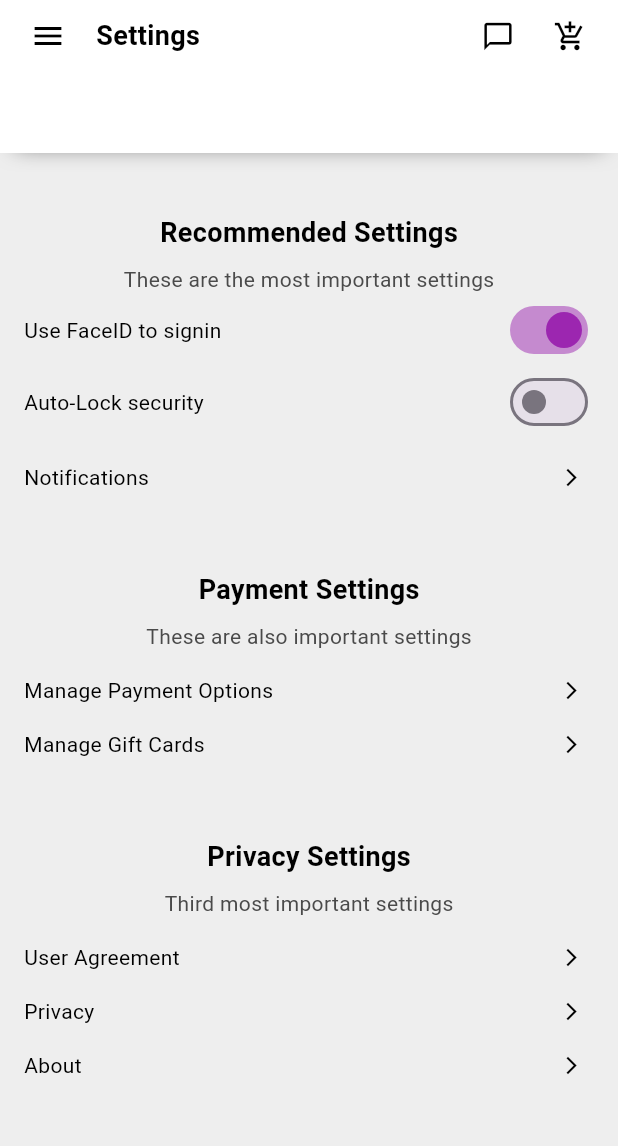
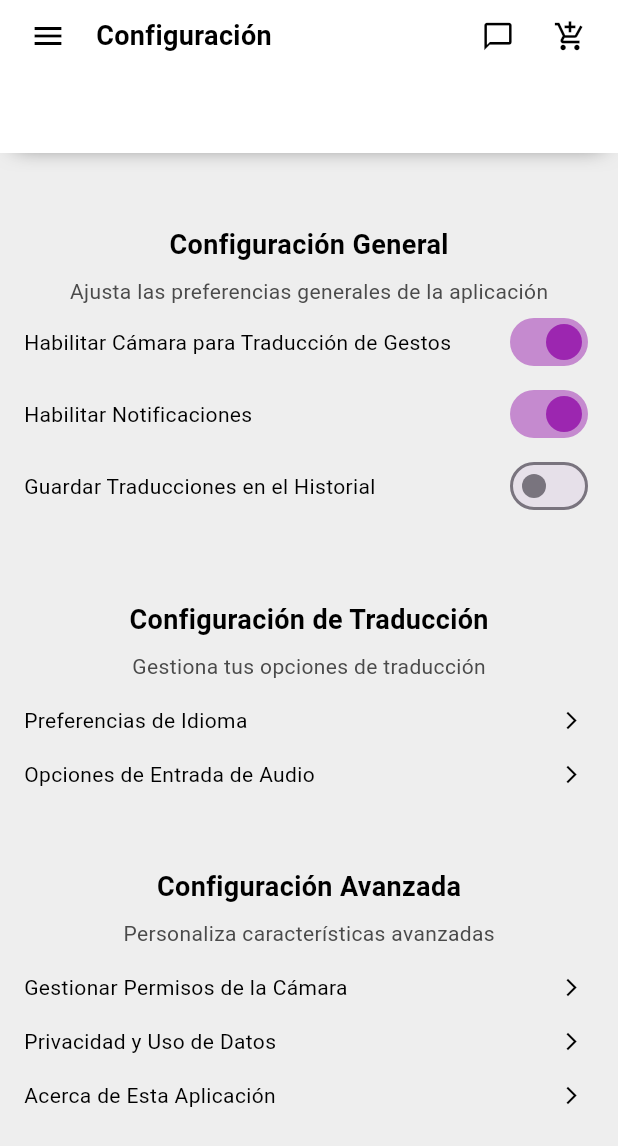
Before and after one commit to Bfarez21/flutter_application_1, a Flutter app: the Settings screen opened by its route, on a phone screen of 412 x 824 dp. Shown: the top 1146 px of the screen. Run offline on Flutter 3.47's test engine with Material 3 defaults, Android fonts, the light colour scheme and no system bars; our stand-ins replace camera, carousel_slider, font_awesome_flutter, scrollable_positioned_list; network calls fail.

Commit message:
project structure update
Se agrego una ventana para el login, el home principal con las opciones principales del sistema, se añadio permisos para usar la camara del  dispositivo.

```diff
--- a/lib/screens/settings.dart
+++ b/lib/screens/settings.dart
@@ -1,11 +1,9 @@
 import 'package:flutter/material.dart';
-
 import 'package:flutter_application_1/constants/Theme.dart';
 
-//widgets
+// Widgets personalizados
 import 'package:flutter_application_1/widgets/navbar.dart';
 import 'package:flutter_application_1/widgets/table-cell.dart';
-
 import 'package:flutter_application_1/widgets/drawer.dart';
 
 class Settings extends StatefulWidget {
@@ -14,139 +12,130 @@ class Settings extends StatefulWidget {
 }
 
 class _SettingsState extends State<Settings> {
-  bool switchValueOne=true;
-  bool switchValueTwo=true;
+  bool useCamera = true;
+  bool enableNotifications = true;
+  bool saveTranslations = false;
 
+  @override
   void initState() {
-    setState(() {
-      switchValueOne = true;
-      switchValueTwo = false;
-    });
     super.initState();
+    useCamera = true;
+    enableNotifications = true;
+    saveTranslations = false;
+  }
+
+  Widget _buildSectionTitle(String title, {double topPadding = 16.0}) {
+    return Center(
+      child: Padding(
+        padding: EdgeInsets.only(top: topPadding),
+        child: Text(
+          title,
+          style: TextStyle(
+            color: Colors.black,
+            fontWeight: FontWeight.w600,
+            fontSize: 18,
+          ),
+        ),
+      ),
+    );
+  }
+
+  Widget _buildSectionSubtitle(String subtitle) {
+    return Center(
+      child: Padding(
+        padding: const EdgeInsets.only(top: 8.0),
+        child: Text(
+          subtitle,
+          style: TextStyle(color: MaterialColors.caption, fontSize: 14),
+        ),
+      ),
+    );
+  }
+
+  Widget _buildSwitchRow(String title, bool value, ValueChanged<bool> onChanged) {
+    return Row(
+      mainAxisAlignment: MainAxisAlignment.spaceBetween,
+      children: [
+        Text(title, style: TextStyle(color: Colors.black)),
+        Switch.adaptive(
+          value: value,
+          onChanged: onChanged,
+          activeColor: MaterialColors.primary,
+        ),
+      ],
+    );
   }
 
   @override
   Widget build(BuildContext context) {
     return Scaffold(
       appBar: Navbar(
-          title: "Settings",
+        title: "Configuración",
       ),
       drawer: MaterialDrawer(currentPage: "Settings"),
       backgroundColor: MaterialColors.bgColorScreen,
-        body: Container(
-            child: SingleChildScrollView(
+      body: SingleChildScrollView(
         child: Padding(
-            padding:
-                const EdgeInsets.symmetric(vertical: 32.0, horizontal: 16.0),
+          padding: const EdgeInsets.symmetric(vertical: 32.0, horizontal: 16.0),
           child: Column(
             children: [
-                Center(
-                  child: Padding(
-                    padding: const EdgeInsets.only(top: 8.0),
-                    child: Text("Recommended Settings",
-                        style: TextStyle(
-                            color: Colors.black,
-                            fontWeight: FontWeight.w600,
-                            fontSize: 18)),
+              _buildSectionTitle("Configuración General"),
+              _buildSectionSubtitle("Ajusta las preferencias generales de la aplicación"),
+              _buildSwitchRow(
+                "Habilitar Cámara para Traducción de Gestos",
+                useCamera,
+                (newValue) => setState(() => useCamera = newValue),
               ),
+              _buildSwitchRow(
+                "Habilitar Notificaciones",
+                enableNotifications,
+                (newValue) => setState(() => enableNotifications = newValue),
               ),
-                Center(
-                  child: Padding(
-                    padding: const EdgeInsets.only(top: 8.0),
-                    child: Text("These are the most important settings",
-                        style: TextStyle(
-                            color: MaterialColors.caption, fontSize: 14)),
+              _buildSwitchRow(
+                "Guardar Traducciones en el Historial",
+                saveTranslations,
+                (newValue) => setState(() => saveTranslations = newValue),
               ),
-                ),
-                Row(
-                  mainAxisAlignment: MainAxisAlignment.spaceBetween,
-                  children: [
-                    Text("Use FaceID to signin",
-                        style: TextStyle(color: Colors.black)),
-                    Switch.adaptive(
-                      value: switchValueOne,
-                      onChanged: (bool newValue) =>
-                          setState(() => switchValueOne = newValue),
-                      activeColor: MaterialColors.primary,
-                    )
-                  ],
-                ),
-                Row(
-                  mainAxisAlignment: MainAxisAlignment.spaceBetween,
-                  children: [
-                    Text("Auto-Lock security",
-                        style: TextStyle(color: Colors.black)),
-                    Switch.adaptive(
-                      value: switchValueTwo,
-                      onChanged: (bool newValue) =>
-                          setState(() => switchValueTwo = newValue),
-                      activeColor: MaterialColors.primary,
-                    )
-                  ],
+              SizedBox(height: 36.0),
+              _buildSectionTitle("Configuración de Traducción"),
+              _buildSectionSubtitle("Gestiona tus opciones de traducción"),
+              TableCellSettings(
+                title: "Preferencias de Idioma",
+                onTap: () {
+                  Navigator.pushReplacementNamed(context, '/language-settings');
+                },
               ),
               TableCellSettings(
-                    title: "Notifications",
+                title: "Opciones de Entrada de Audio",
                 onTap: () {
-                      Navigator.pushReplacementNamed(context, '/pro');
-                    }),
+                  Navigator.pushReplacementNamed(context, '/audio-settings');
+                },
+              ),
               SizedBox(height: 36.0),
-                Center(
-                  child: Padding(
-                    padding: const EdgeInsets.only(top: 16.0),
-                    child: Text("Payment Settings",
-                        style: TextStyle(
-                            color: Colors.black,
-                            fontWeight: FontWeight.w600,
-                            fontSize: 18)),
-                  ),
-                ),
-                Center(
-                  child: Padding(
-                    padding: const EdgeInsets.only(top: 8.0),
-                    child: Text("These are also important settings",
-                        style: TextStyle(color: MaterialColors.caption)),
-                  ),
-                ),
-                TableCellSettings(title: "Manage Payment Options"),
-                TableCellSettings(title: "Manage Gift Cards"),
-                SizedBox(
-                  height: 36.0,
-                ),
-                Center(
-                  child: Padding(
-                    padding: const EdgeInsets.only(top: 16.0),
-                    child: Text("Privacy Settings",
-                        style: TextStyle(
-                            color: Colors.black,
-                            fontWeight: FontWeight.w600,
-                            fontSize: 18)),
-                  ),
-                ),
-                Center(
-                  child: Padding(
-                    padding: const EdgeInsets.only(top: 8.0),
-                    child: Text("Third most important settings",
-                        style: TextStyle(color: MaterialColors.caption)),
-                  ),
+              _buildSectionTitle("Configuración Avanzada"),
+              _buildSectionSubtitle("Personaliza características avanzadas"),
+              TableCellSettings(
+                title: "Gestionar Permisos de la Cámara",
+                onTap: () {
+                  Navigator.pushReplacementNamed(context, '/camera-permissions');
+                },
               ),
               TableCellSettings(
-                    title: "User Agreement",
+                title: "Privacidad y Uso de Datos",
                 onTap: () {
-                      Navigator.pushReplacementNamed(context, '/pro');
-                    }),
+                  Navigator.pushReplacementNamed(context, '/privacy');
+                },
+              ),
               TableCellSettings(
-                    title: "Privacy",
+                title: "Acerca de Esta Aplicación",
                 onTap: () {
-                      Navigator.pushReplacementNamed(context, '/pro');
-                    }),
-                TableCellSettings(
-                    title: "About",
-                    onTap: () {
-                      Navigator.pushReplacementNamed(context, '/pro');
-                    }),
+                  Navigator.pushReplacementNamed(context, '/about');
+                },
+              ),
             ],
           ),
         ),
-        )));
+      ),
+    );
   }
 }
--- a/pubspec.yaml
+++ b/pubspec.yaml
@@ -34,6 +34,7 @@ dependencies:
   scrollable_positioned_list: ^0.3.5
   carousel_slider: ^5.0.0
   font_awesome_flutter: ^10.4.0
+  camera: ^0.10.0+3
   # The following adds the Cupertino Icons font to your application.
   # Use with the CupertinoIcons class for iOS style icons.
   cupertino_icons: ^1.0.8
@@ -59,7 +60,8 @@ flutter:
   # included with your application, so that you can use the icons in
   # the material Icons class.
   uses-material-design: true
-
+  assets:
+    - assets/images/
   # To add assets to your application, add an assets section, like this:
   # assets:
   #   - images/a_dot_burr.jpeg
```
Also changed, not shown: lib/main.dart (+6 -4 lines), lib/screens/Camera.dart (added, +54 -0 lines), lib/screens/home.dart (+75 -73 lines), lib/screens/onboarding.dart (+22 -52 lines), lib/screens/pro.dart (deleted, +0 -126 lines), lib/screens/signIn.dart (added, +98 -0 lines), lib/widgets/input.dart (+8 -3 lines), assets/images/audio_to_text.jpeg (added), assets/images/background_start.jpeg (added), assets/images/camera_capture.png (added), assets/images/history.png (added), assets/images/signs_to_text.png (added), assets/images/text_to_signs.jpeg (added), assets/images/user.png (added), 1 more files, 1 other file. Lines whose indentation alone changed are shown as unchanged.
